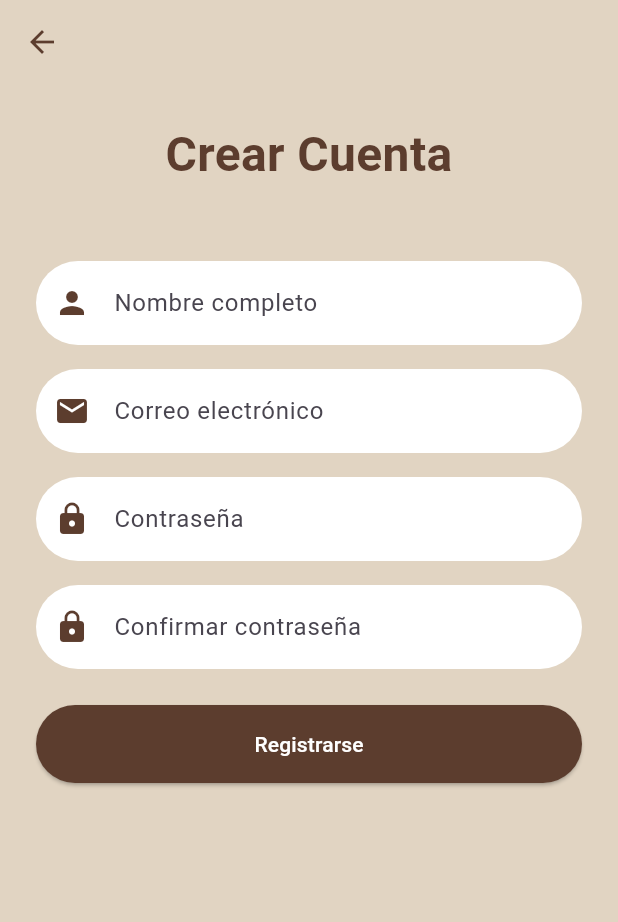
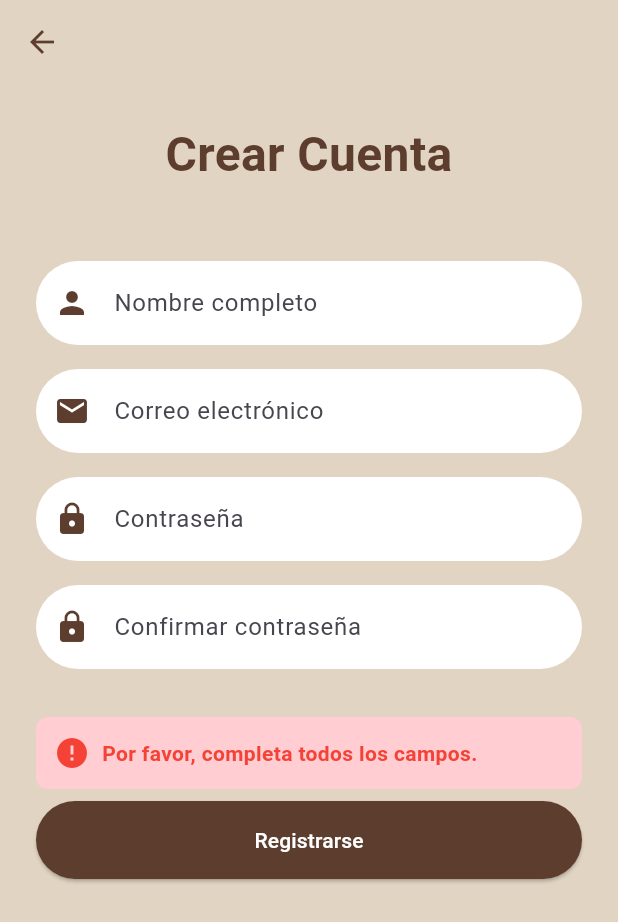
Before and after one commit to GuifMur98/Repositorio_ProyectoMovil, a Flutter app: the RegisterScreen screen opened by its route, after a tap on "Registrarse", on a phone screen of 412 x 824 dp. Shown: the top 922 px of the screen. Run offline on Flutter 3.47's test engine with Material 3 defaults, Android fonts, the phone set to English and light mode, and no system bars; our stand-ins replace shared_preferences, sqflite; accounts and stored records are empty.

Commit message:
Se agrega BD

```diff
--- /dev/null
+++ b/lib/models/user.dart
@@ -0,0 +1,26 @@
+class User {
+  int? id;
+  final String name;
+  final String email;
+  final String password;
+
+  User({this.id, required this.name, required this.email, required this.password});
+
+  Map<String, dynamic> toMap() {
+    return {
+      'id': id,
+      'name': name,
+      'email': email,
+      'password': password,
+    };
+  }
+
+  factory User.fromMap(Map<String, dynamic> map) {
+    return User(
+      id: map['id'],
+      name: map['name'],
+      email: map['email'],
+      password: map['password'],
+    );
+  }
+}
--- a/lib/screens/register_screen.dart
+++ b/lib/screens/register_screen.dart
@@ -1,7 +1,68 @@
 import 'package:flutter/material.dart';
+import 'package:proyecto/services/database_service.dart';
+import 'package:proyecto/models/user.dart';
+import 'package:proyecto/widgets/error_message.dart';
 
-class RegisterScreen extends StatelessWidget {
+class RegisterScreen extends StatefulWidget {
   const RegisterScreen({super.key});
+
+  @override
+  State<RegisterScreen> createState() => _RegisterScreenState();
+}
+
+class _RegisterScreenState extends State<RegisterScreen> {
+  final _nameController = TextEditingController();
+  final _emailController = TextEditingController();
+  final _passwordController = TextEditingController();
+  final _confirmPasswordController = TextEditingController();
+  bool _isLoading = false;
+  String? _errorMessage;
+
+  @override
+  void dispose() {
+    _nameController.dispose();
+    _emailController.dispose();
+    _passwordController.dispose();
+    _confirmPasswordController.dispose();
+    super.dispose();
+  }
+
+  Future<void> _register() async {
+    setState(() {
+      _isLoading = true;
+      _errorMessage = null;
+    });
+    final name = _nameController.text.trim();
+    final email = _emailController.text.trim();
+    final password = _passwordController.text;
+    final confirmPassword = _confirmPasswordController.text;
+    if (name.isEmpty || email.isEmpty || password.isEmpty || confirmPassword.isEmpty) {
+      setState(() {
+        _errorMessage = 'Por favor, completa todos los campos.';
+        _isLoading = false;
+      });
+      return;
+    }
+    if (password != confirmPassword) {
+      setState(() {
+        _errorMessage = 'Las contraseñas no coinciden.';
+        _isLoading = false;
+      });
+      return;
+    }
+    final existingUser = await DatabaseService.getUserByEmail(email);
+    if (existingUser != null) {
+      setState(() {
+        _errorMessage = 'El correo ya está registrado.';
+        _isLoading = false;
+      });
+      return;
+    }
+    final user = User(name: name, email: email, password: password);
+    await DatabaseService.insertUser(user);
+    if (!mounted) return;
+    Navigator.pushReplacementNamed(context, '/login');
+  }
 
   @override
   Widget build(BuildContext context) {
@@ -28,6 +89,7 @@ class RegisterScreen extends StatelessWidget {
               ),
               const SizedBox(height: 48),
               TextField(
+                controller: _nameController,
                 decoration: InputDecoration(
                   hintText: 'Nombre completo',
                   filled: true,
@@ -44,6 +106,7 @@ class RegisterScreen extends StatelessWidget {
               ),
               const SizedBox(height: 16),
               TextField(
+                controller: _emailController,
                 decoration: InputDecoration(
                   hintText: 'Correo electrónico',
                   filled: true,
@@ -60,6 +123,7 @@ class RegisterScreen extends StatelessWidget {
               ),
               const SizedBox(height: 16),
               TextField(
+                controller: _passwordController,
                 obscureText: true,
                 decoration: InputDecoration(
                   hintText: 'Contraseña',
@@ -77,6 +141,7 @@ class RegisterScreen extends StatelessWidget {
               ),
               const SizedBox(height: 16),
               TextField(
+                controller: _confirmPasswordController,
                 obscureText: true,
                 decoration: InputDecoration(
                   hintText: 'Confirmar contraseña',
@@ -93,8 +158,10 @@ class RegisterScreen extends StatelessWidget {
                 ),
               ),
               const SizedBox(height: 24),
+              if (_errorMessage != null)
+                ErrorMessage(message: _errorMessage!),
               ElevatedButton(
-                onPressed: () {},
+                onPressed: _isLoading ? null : _register,
                 style: ElevatedButton.styleFrom(
                   backgroundColor: const Color(0xFF5C3D2E),
                   foregroundColor: Colors.white,
@@ -103,7 +170,9 @@ class RegisterScreen extends StatelessWidget {
                     borderRadius: BorderRadius.circular(30),
                   ),
                 ),
-                child: const Text('Registrarse'),
+                child: _isLoading
+                    ? const CircularProgressIndicator(color: Colors.white)
+                    : const Text('Registrarse'),
               ),
             ],
           ),
--- /dev/null
+++ b/lib/widgets/error_message.dart
@@ -0,0 +1,31 @@
+import 'package:flutter/material.dart';
+
+/// Widget personalizado para mostrar mensajes de error en la UI.
+class ErrorMessage extends StatelessWidget {
+  final String message;
+  const ErrorMessage({super.key, required this.message});
+
+  @override
+  Widget build(BuildContext context) {
+    return Container(
+      margin: const EdgeInsets.symmetric(vertical: 8),
+      padding: const EdgeInsets.all(12),
+      decoration: BoxDecoration(
+        color: Colors.red.shade100,
+        borderRadius: BorderRadius.circular(8),
+      ),
+      child: Row(
+        children: [
+          const Icon(Icons.error, color: Colors.red),
+          const SizedBox(width: 8),
+          Expanded(
+            child: Text(
+              message,
+              style: const TextStyle(color: Colors.red, fontWeight: FontWeight.bold),
+            ),
+          ),
+        ],
+      ),
+    );
+  }
+}
--- a/pubspec.yaml
+++ b/pubspec.yaml
@@ -35,6 +35,8 @@ dependencies:
   # Use with the CupertinoIcons class for iOS style icons.
   cupertino_icons: ^1.0.8
   shared_preferences: ^2.5.3
+  sqflite: ^2.3.3
+  path_provider: ^2.1.2
 
 dev_dependencies:
   flutter_test:
```
Also changed, not shown: lib/models/product.dart (+25 -0 lines), lib/screens/login_screen.dart (+52 -12 lines), lib/screens/profile_screen.dart (+36 -9 lines), lib/services/database_service.dart (added, +100 -0 lines), pubspec.lock, 1 other file.
